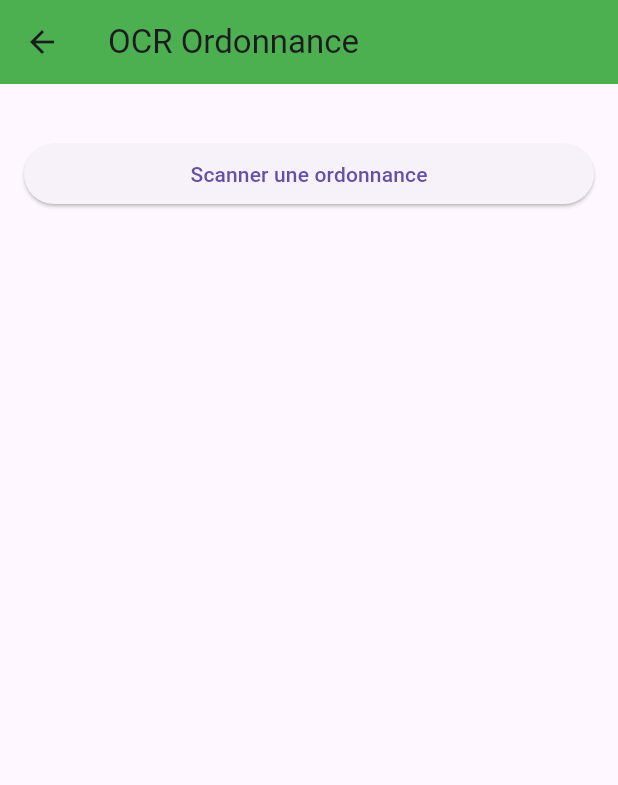
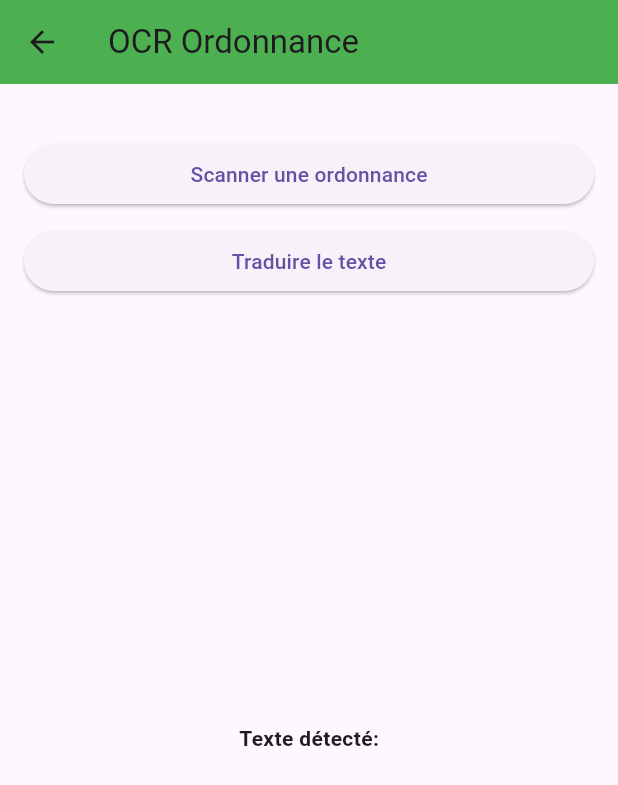
Before and after one commit to MohamedTrikii/dme_project_flutter, a Flutter app: the OCRPage screen opened by its route, after a tap on "Scanner une ordonnance", on a phone screen of 412 x 824 dp. Shown: the top 785 px of the screen. Run offline on Flutter 3.47's test engine with Material 3 defaults, Android fonts, the phone set to English and light mode, and no system bars; our stand-ins replace cloud_firestore, firebase_auth, firebase_core, image_picker, shared_preferences, snippet_coder_utils; missing offline and left inert: google_mlkit_barcode_scanning, google_mlkit_face_detection, google_mlkit_language_id, google_mlkit_text_recognition, google_mlkit_translation; accounts and stored records are empty.

Commit message:
Add on-device translation & language detection
Integrate ML Kit language identification and on-device translation to improve OCR handling. Adds google_mlkit_language_id and uses google_mlkit_translation to auto-detect the OCR language, translate text to French, and use the translated text when extracting Patient data. UI updates include a "Traduire le texte" button, translated text display, and translation/loading state handling. Also made extractPatient case-insensitive (regex), refactored OCR flow/comments, and updated pubspec.yaml and generated plugin registrations to include the new language_id plugin.

```diff
--- a/lib/pages/ocr.page.dart
+++ b/lib/pages/ocr.page.dart
@@ -3,6 +3,8 @@ import 'dart:io';
 import 'package:flutter/material.dart';
 import 'package:image_picker/image_picker.dart';
 import 'package:google_mlkit_text_recognition/google_mlkit_text_recognition.dart';
+import 'package:google_mlkit_translation/google_mlkit_translation.dart';
+import 'package:google_mlkit_language_id/google_mlkit_language_id.dart';
 
 import '../model/patient.model.dart';
 import 'ajout_modif_patient.page.dart';
@@ -19,10 +21,12 @@ class _OCRPageState extends State<OCRPage> {
 
   File? imageFile;
   String result = "";
+  String translatedText = "";
   bool isLoading = false;
+  bool isTranslating = false;
 
   // ==========================
-  // SIMPLE TEXT PARSER
+  // EXTRACT PATIENT DATA
   // ==========================
   Patient extractPatient(String text) {
     String nom = "";
@@ -31,12 +35,12 @@ class _OCRPageState extends State<OCRPage> {
     List<String> lines = text.split("\n");
 
     for (var line in lines) {
-      line = line.toLowerCase();
+      final lower = line.toLowerCase();
 
-      if (line.contains("nom")) {
-        nom = line.replaceAll("nom", "").trim();
-      } else if (line.contains("prenom")) {
-        prenom = line.replaceAll("prenom", "").trim();
+      if (lower.contains("nom")) {
+        nom = line.replaceAll(RegExp(r'(?i)nom'), "").trim();
+      } else if (lower.contains("prenom")) {
+        prenom = line.replaceAll(RegExp(r'(?i)prenom'), "").trim();
       }
     }
 
@@ -47,14 +51,62 @@ class _OCRPageState extends State<OCRPage> {
     );
   }
 
+  // ==========================
+  // TRANSLATION
+  // ==========================
+  Future<void> translateText() async {
+    if (result.isEmpty) return;
+
+    setState(() {
+      isTranslating = true;
+    });
+
+    final languageIdentifier =
+    LanguageIdentifier(confidenceThreshold: 0.5);
+
+    final detectedLang =
+    await languageIdentifier.identifyLanguage(result);
+
+    TranslateLanguage source;
+
+    switch (detectedLang) {
+      case "ar":
+        source = TranslateLanguage.arabic;
+        break;
+      case "en":
+        source = TranslateLanguage.english;
+        break;
+      default:
+        source = TranslateLanguage.french;
+    }
+
+    final translator = OnDeviceTranslator(
+      sourceLanguage: source,
+      targetLanguage: TranslateLanguage.french,
+    );
+
+    final output = await translator.translateText(result);
+
+    await translator.close();
+    languageIdentifier.close();
+
+    setState(() {
+      translatedText = output;
+      isTranslating = false;
+    });
+  }
+
+  // ==========================
+  // CONFIRMATION DIALOG
+  // ==========================
   Future<void> showConfirmationDialog(Patient patient) async {
     final confirm = await showDialog<bool>(
       context: context,
       builder: (context) {
         return AlertDialog(
           title: const Text("Confirmer les données"),
-          content: Column(
-            mainAxisSize: MainAxisSize.min,
+          content: SingleChildScrollView(
+            child: Column(
               crossAxisAlignment: CrossAxisAlignment.start,
               children: [
                 Text("Nom: ${patient.nom ?? "-"}"),
@@ -67,6 +119,7 @@ class _OCRPageState extends State<OCRPage> {
                   overflow: TextOverflow.ellipsis,
                 ),
               ],
+            ),
           ),
           actions: [
             TextButton(
@@ -86,18 +139,21 @@ class _OCRPageState extends State<OCRPage> {
       Navigator.push(
         context,
         MaterialPageRoute(
-          builder: (context) =>
-              AjoutModifPatientPage(patient: patient, modifMode: false),
+          builder: (context) => AjoutModifPatientPage(
+            patient: patient,
+            modifMode: false,
+          ),
         ),
       );
     }
   }
 
   // ==========================
-  // OCR + REDIRECT
+  // OCR PROCESS
   // ==========================
   Future<void> scanImage() async {
-    final XFile? picked = await picker.pickImage(source: ImageSource.camera);
+    final XFile? picked =
+    await picker.pickImage(source: ImageSource.camera);
 
     if (picked == null) return;
 
@@ -105,15 +161,16 @@ class _OCRPageState extends State<OCRPage> {
       imageFile = File(picked.path);
       isLoading = true;
       result = "";
+      translatedText = "";
     });
 
-    final inputImage = InputImage.fromFilePath(picked.path);
+    final inputImage =
+    InputImage.fromFilePath(picked.path);
 
-    final TextRecognizer textRecognizer = TextRecognizer();
+    final textRecognizer = TextRecognizer();
 
-    final RecognizedText recognizedText = await textRecognizer.processImage(
-      inputImage,
-    );
+    final recognizedText =
+    await textRecognizer.processImage(inputImage);
 
     await textRecognizer.close();
 
@@ -125,31 +182,21 @@ class _OCRPageState extends State<OCRPage> {
       return;
     }
 
-    // ==========================
-    // EXTRACT DATA
-    // ==========================
-    Patient extracted = extractPatient(recognizedText.text);
-
     setState(() {
       result = recognizedText.text;
       isLoading = false;
     });
 
-    // ==========================
-    // SHOW CONFIRMATION
-    // ==========================
-    await showConfirmationDialog(extracted);
+    // OPTIONAL: auto-translate if not French
+    await translateText();
 
-    // ==========================
-    // REDIRECT TO FORM
-    // ==========================
-    Navigator.push(
-      context,
-      MaterialPageRoute(
-        builder: (context) =>
-            AjoutModifPatientPage(patient: extracted, modifMode: false),
-      ),
-    );
+    // Extract using translated text if available
+    final textToUse =
+    translatedText.isNotEmpty ? translatedText : result;
+
+    final patient = extractPatient(textToUse);
+
+    await showConfirmationDialog(patient);
   }
 
   // ==========================
@@ -187,6 +234,16 @@ class _OCRPageState extends State<OCRPage> {
               ),
             ),
 
+            const SizedBox(height: 10),
+
+            SizedBox(
+              width: double.infinity,
+              child: ElevatedButton(
+                onPressed: translateText,
+                child: const Text("Traduire le texte"),
+              ),
+            ),
+
             const SizedBox(height: 20),
 
             Expanded(
@@ -194,9 +251,32 @@ class _OCRPageState extends State<OCRPage> {
                 child: isLoading
                     ? const CircularProgressIndicator()
                     : SingleChildScrollView(
-                        child: Text(
-                          result,
-                          style: const TextStyle(fontSize: 16),
+                  child: Column(
+                    crossAxisAlignment:
+                    CrossAxisAlignment.start,
+                    children: [
+                      const Text(
+                        "Texte détecté:",
+                        style: TextStyle(
+                            fontWeight: FontWeight.bold),
+                      ),
+                      Text(result),
+
+                      const SizedBox(height: 20),
+
+                      if (isTranslating)
+                        const CircularProgressIndicator(),
+
+                      if (translatedText.isNotEmpty) ...[
+                        const Text(
+                          "Texte traduit:",
+                          style: TextStyle(
+                              fontWeight:
+                              FontWeight.bold),
+                        ),
+                        Text(translatedText),
+                      ],
+                    ],
                   ),
                 ),
               ),
--- a/pubspec.yaml
+++ b/pubspec.yaml
@@ -36,6 +36,7 @@ dependencies:
   google_mlkit_face_detection: ^0.13.1
   google_mlkit_barcode_scanning: ^0.14.2
   google_mlkit_translation: ^0.13.1
+  google_mlkit_language_id: ^0.9.0
   flutter_local_notifications: ^17.0.0
   firebase_core: ^2.25.0
   firebase_auth: ^4.17.0
```
Also changed, not shown: pubspec.lock, 1 other file. Lines whose indentation alone changed are shown as unchanged.
